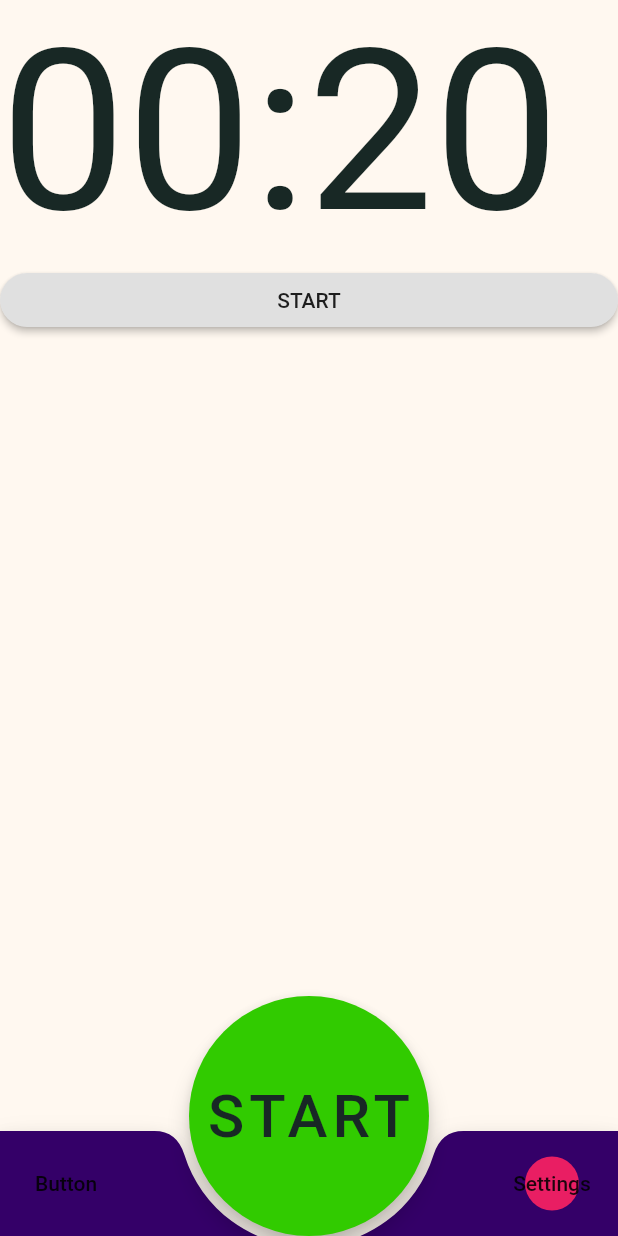
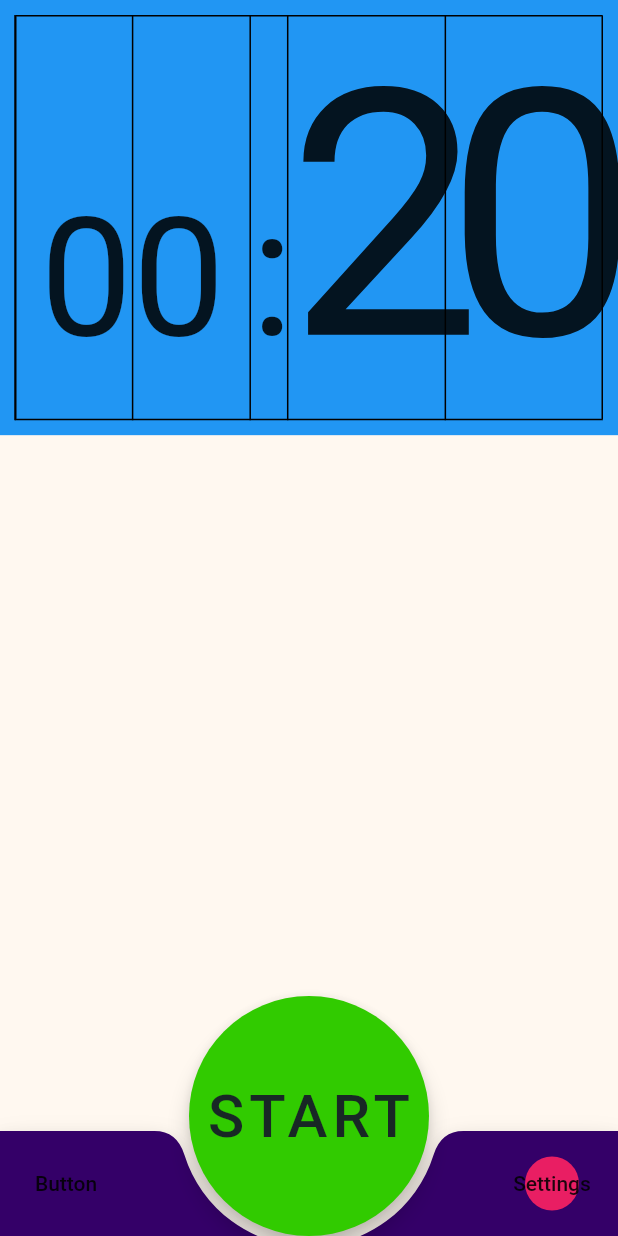
Before and after one commit to juliaBystrom/tabata-timer, a Flutter app: the screen it shows after launch, on a phone screen of 412 x 824 dp. Run offline on Flutter 3.47's test engine with Material 2 defaults, Android fonts, the light colour scheme and no system bars; our stand-ins replace google_fonts.

Commit message:
Made the clock Display symetrical with table, rearanged mapp hiarchy

```diff
--- /dev/null
+++ b/tabataTimerApp/lib/MainScreen/clockDisplay.dart
@@ -0,0 +1,124 @@
+import 'package:flutter/material.dart';
+import 'package:google_fonts/google_fonts.dart';
+// import './StyleCollection/textStyles.dart';
+
+// import 'dart:async';
+// Link to font familey https://fonts.google.com/specimen/Squada+One?preview.text=Time+23:34+&preview.text_type=custom&category=Display&sort=popularity&sidebar.open&selection.family=Squada+One#license
+
+class ClockDisplay extends StatefulWidget {
+  int minutes;
+  int seconds;
+
+  ClockDisplay(this.minutes, this.seconds);
+
+  @override
+  _ClockDisplayState createState() => _ClockDisplayState();
+}
+
+class _ClockDisplayState extends State<ClockDisplay> {
+  final Color textColor = Color(0xff182825);
+
+  double fontSizeMinutes;
+  double fontSizeSeconds;
+
+  @override
+  Widget build(BuildContext context) {
+    // True when nr of minutes have recently or is about to change, also when the tabata is new and the time is close to one minute
+    bool showMinutesBigg =
+        ((widget.minutes > 0 && widget.seconds < 5) || widget.seconds > 55);
+
+    fontSizeMinutes = showMinutesBigg ? 170 : 110;
+    fontSizeSeconds = showMinutesBigg ? 170 : 230;
+
+    TextStyle minutesTextStyle = GoogleFonts.squadaOne(
+      fontSize: fontSizeMinutes,
+      // backgroundColor: Colors.orange,
+    );
+
+    TextStyle secondsTextStyle = GoogleFonts.squadaOne(
+      fontSize: fontSizeSeconds,
+      // backgroundColor: Colors.yellow,
+    );
+
+    // Solving an align issue
+    TextStyle biggestTextStyle = GoogleFonts.squadaOne(
+      fontSize: 230,
+    );
+
+    String firstDigitSecond =
+        widget.seconds.toString().padLeft(2, '0').substring(0, 1);
+    String secondDigitSecond =
+        widget.seconds.toString().padLeft(2, '0').substring(1, 2);
+
+    String firstDigitMinute =
+        widget.minutes.toString().padLeft(2, '0').substring(0, 1);
+    String secondDigitMinute =
+        widget.minutes.toString().padLeft(2, '0').substring(1, 2);
+
+    return Container(
+        color: Colors.blue,
+        padding: EdgeInsets.all(10),
+        child: Table(
+          // columnWidths: ,
+          border: TableBorder.all(),
+          textBaseline: TextBaseline.alphabetic,
+          defaultVerticalAlignment: TableCellVerticalAlignment.baseline,
+
+          columnWidths: {
+            0: FixedColumnWidth(0),
+            1: FractionColumnWidth(0.2),
+            2: FractionColumnWidth(0.2),
+            3: FixedColumnWidth(25)
+          },
+          children: [
+            TableRow(children: [
+              // Solving an align issue
+              TableCell(
+                child: Text(
+                  "",
+                  style: biggestTextStyle,
+                ),
+              ),
+              TableCell(
+                child: Text(
+                  firstDigitMinute,
+                  style: minutesTextStyle,
+                  //TtextAlign: showMinutesBigg ? TextAlign.start : TextAlign.end,
+                  textAlign: showMinutesBigg ? TextAlign.start : TextAlign.end,
+                ),
+              ),
+              TableCell(
+                child: Text(
+                  secondDigitMinute,
+                  style: minutesTextStyle,
+                  textAlign: showMinutesBigg ? TextAlign.end : TextAlign.start,
+                ),
+              ),
+              TableCell(
+                child: Text(
+                  ":",
+                  style: GoogleFonts.squadaOne(
+                    fontSize: 120,
+                  ),
+                  textAlign: TextAlign.center,
+                ),
+              ),
+              TableCell(
+                child: Text(
+                  firstDigitSecond,
+                  style: secondsTextStyle,
+                  textAlign: showMinutesBigg ? TextAlign.end : TextAlign.start,
+                ),
+              ),
+              TableCell(
+                child: Text(
+                  secondDigitSecond,
+                  style: secondsTextStyle,
+                  textAlign: showMinutesBigg ? TextAlign.start : TextAlign.end,
+                ),
+              ),
+            ])
+          ],
+        ));
+  }
+}
--- a/tabataTimerApp/lib/mainScreen.dart
+++ b/tabataTimerApp/lib/MainScreen/mainScreen.dart
@@ -1,7 +1,7 @@
 import 'package:flutter/material.dart';
 import 'dart:async';
 import './clockDisplay.dart';
-import 'tabataInfo.dart';
+import '../tabataInfo.dart';
 
 class MainScreen extends StatefulWidget {
   TabtaInfo tabataInfo;
@@ -74,12 +74,6 @@ class _MainScreenState extends State<MainScreen> {
     isResting = !isResting;
   }
 
-/*   void initTabata() {
-    isWorking = widget.tabataHandler.isWorking;
-    isResting = widget.tabataHandler.isResting;
-    // secondsPassed = widget.tabataHandler.getActiveTime();
-  } */
-
   void newTabataInfo() {
     tabataHandler = widget.tabataInfo.getTabataHandler();
 
@@ -116,8 +110,6 @@ class _MainScreenState extends State<MainScreen> {
       widget.mainScreenFunctionsSet = true;
     }
 
-    // int hours = secondsPassed ~/ (60 * 60);
-
     return Container(
       // color: Colors.deepOrange,
       child: Column(
@@ -127,17 +119,7 @@ class _MainScreenState extends State<MainScreen> {
         crossAxisAlignment: CrossAxisAlignment.stretch,
         children: [
           ClockDisplay(minutes, seconds),
-          RaisedButton(
-            shape:
-                RoundedRectangleBorder(borderRadius: BorderRadius.circular(25)),
-            child: Text(isActive ? 'STOP' : 'START'),
-            onPressed: () {
-              setState(() {
-                // initTabata();
-                isActive = !isActive;
-              });
-            },
-          )
+
         ],
       ),
     );
--- a/tabataTimerApp/lib/startTimer.dart
+++ b/tabataTimerApp/lib/StartButton/startTimer.dart
@@ -1,10 +1,11 @@
 import 'package:flutter/material.dart';
-import 'tabataInfo.dart';
+import '../tabataInfo.dart';
 import 'package:google_fonts/google_fonts.dart';
 
 class StartTimer extends StatefulWidget {
-  TabtaInfo tabataInfo;
-  StartTimer(this.tabataInfo);
+  final TabtaInfo tabataInfo;
+  final Function changeBottomNavBarVisibility;
+  StartTimer(this.tabataInfo, this.changeBottomNavBarVisibility);
 
   final TextStyle textStyle = GoogleFonts.squadaOne(
     // fontSize: 20,
@@ -15,14 +16,20 @@ class StartTimer extends StatefulWidget {
 }
 
 class _StartTimerState extends State<StartTimer> {
+
+  void onPressFunction() {
+    setState(() {
+      widget.tabataInfo.startTabata();
+      widget.changeBottomNavBarVisibility();
+    });
+  }
+
   @override
   Widget build(BuildContext context) {
     return widget.tabataInfo.tabataTrainingIsOn
         ? FloatingActionButton(
             onPressed: () {
-              setState(() {
-                widget.tabataInfo.startTabata();
-              });
+              onPressFunction();
             },
             materialTapTargetSize: MaterialTapTargetSize.padded,
             backgroundColor: Color(0xffF25F5C),
@@ -34,7 +41,7 @@ class _StartTimerState extends State<StartTimer> {
         : FloatingActionButton(
             onPressed: () {
               setState(() {
-                widget.tabataInfo.startTabata();
+                onPressFunction();
               });
             },
             materialTapTargetSize: MaterialTapTargetSize.padded,
--- a/tabataTimerApp/lib/clockDisplay.dart
+++ /dev/null
@@ -1,62 +0,0 @@
-import 'package:flutter/material.dart';
-import 'package:google_fonts/google_fonts.dart';
-// import './StyleCollection/textStyles.dart';
-
-// import 'dart:async';
-// Link to font familey https://fonts.google.com/specimen/Squada+One?preview.text=Time+23:34+&preview.text_type=custom&category=Display&sort=popularity&sidebar.open&selection.family=Squada+One#license
-
-class ClockDisplay extends StatefulWidget {
-  int minutes;
-  int seconds;
-  ClockDisplay(this.minutes, this.seconds);
-
-  @override
-  _ClockDisplayState createState() => _ClockDisplayState();
-}
-
-class _ClockDisplayState extends State<ClockDisplay> {
-  final Color textColor = Color(0xff182825);
-
-  final TextStyle minutesTextStyle = GoogleFonts.squadaOne(
-    fontSize: 150,
-  );
-
-  final TextStyle secondsTextStyle = GoogleFonts.squadaOne(
-    fontSize: 150,
-    // color: Colors.cyanAccent,
-  );
-
-  @override
-  Widget build(BuildContext context) {
-    print(
-        "Clock Display state built with min ${widget.minutes} : sec ${widget.seconds}");
-    return Container(
-      child: RichText(
-        text: TextSpan(
-            style: TextStyle(
-              color: textColor,
-            ),
-            children: <TextSpan>[
-/*               TextSpan(
-                text: "min",
-                style: TextStyle(fontSize: 20),
-              ), */
-              TextSpan(
-                text: "${widget.minutes.toString().padLeft(2, '0')}:",
-                style: minutesTextStyle,
-              ),
-/*               TextSpan(
-                text: "sec",
-                style: TextStyle(
-                  fontSize: 20,
-                ),
-              ), */
-              TextSpan(
-                text: "${widget.seconds.toString().padLeft(2, '0')}",
-                style: secondsTextStyle,
-              ),
-            ]),
-      ),
-    );
-  }
-}
--- a/tabataTimerApp/lib/home.dart
+++ b/tabataTimerApp/lib/home.dart
@@ -1,24 +1,27 @@
 import 'package:flutter/material.dart';
-import './mainScreen.dart';
+import './MainScreen/mainScreen.dart';
 import 'SettingsWidgets/ButtonSettingsSheet.dart';
 import 'tabataInfo.dart';
-import 'startTimer.dart';
+import './StartButton/startTimer.dart';
 
 class Home extends StatefulWidget {
   final TabtaInfo tabataInfo = new TabtaInfo();
+  bool showNavBar = true;
 
   @override
   _HomeState createState() => _HomeState();
 }
 
 class _HomeState extends State<Home> {
-
+  void changeBottomNavBarVisibility() {
+    setState(() {
+      widget.showNavBar = !widget.showNavBar;
+      print("show nav bar: " + widget.showNavBar.toString());
+    });
+  }
 
   @override
   Widget build(BuildContext context) {
-
-    // Function newTabataInfo = body.
-
     return Scaffold(
       body: MainScreen(widget.tabataInfo),
       backgroundColor: Color(0xffFFF8F0),
@@ -34,7 +37,8 @@ class _HomeState extends State<Home> {
           height: 70,
           // color: Color(0xff340068),
           // padding: EdgeInsets.all(10),
-            child: Row(
+          child: widget.showNavBar
+              ? Row(
                   mainAxisAlignment: MainAxisAlignment.spaceBetween,
                   children: [
                     FlatButton(
@@ -43,13 +47,17 @@ class _HomeState extends State<Home> {
                     ),
                     ButtonSettingsSheet(widget.tabataInfo),
                   ],
-            )),
+                )
+              : Container(
+                  // empty container
+                  ),
+        ),
       ),
       floatingActionButton: Container(
         height: 160.0,
         width: 160.0,
         child: FittedBox(
-          child: StartTimer(widget.tabataInfo),
+          child: StartTimer(widget.tabataInfo, changeBottomNavBarVisibility),
         ),
       ),
       floatingActionButtonLocation: FloatingActionButtonLocation.centerDocked,
```
Also changed, not shown: tabataTimerApp/lib/main.dart (+2 -9 lines). Lines whose indentation alone changed are shown as unchanged.
